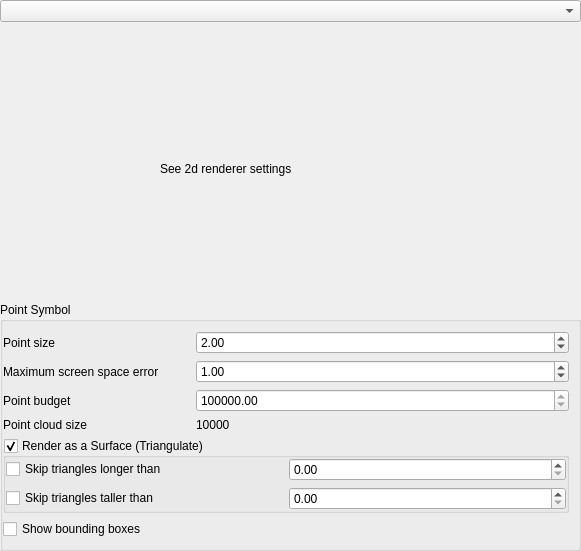
Above: src/ui/3d/qgspointcloud3dsymbolwidget.ui from uclaros/QGIS before the change. Below: the same form after it.
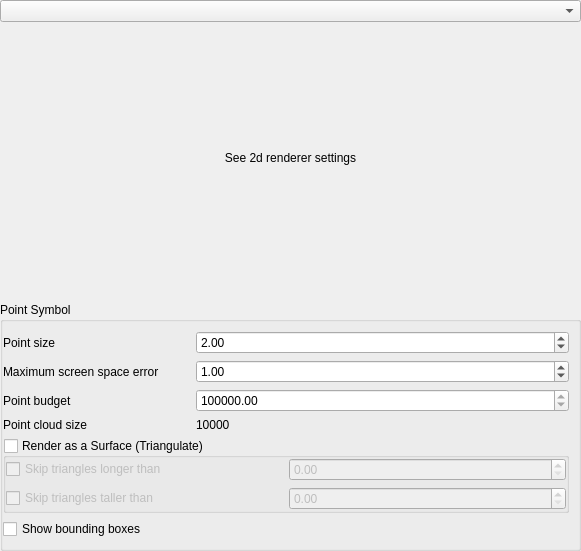
That is the form after the change. The open tabs and pages were chosen to show the change. Custom widgets are drawn as their Qt base class.

Commit message: renames and layout

```diff
--- a/src/ui/3d/qgspointcloud3dsymbolwidget.ui
+++ b/src/ui/3d/qgspointcloud3dsymbolwidget.ui
@@ -140,6 +140,9 @@
         <property name="checkable">
          <bool>true</bool>
         </property>
+        <property name="checked">
+         <bool>false</bool>
+        </property>
         <layout class="QGridLayout" name="gridLayout_8">
          <property name="leftMargin">
           <number>0</number>
@@ -200,19 +203,27 @@
      </property>
      <widget class="QWidget" name="noRendererPage"/>
      <widget class="QWidget" name="follow2dRendererPage">
-      <widget class="QLabel" name="label_8">
-       <property name="geometry">
-        <rect>
-         <x>160</x>
-         <y>130</y>
-         <width>311</width>
-         <height>21</height>
-        </rect>
+      <layout class="QGridLayout" name="gridLayout_9">
+       <property name="leftMargin">
+        <number>0</number>
        </property>
-       <property name="text">
-        <string>See 2d renderer settings</string>
+       <property name="topMargin">
+        <number>0</number>
        </property>
-      </widget>
+       <property name="rightMargin">
+        <number>0</number>
+       </property>
+       <item row="0" column="0">
+        <widget class="QLabel" name="label_8">
+         <property name="text">
+          <string>See 2d renderer settings</string>
+         </property>
+         <property name="alignment">
+          <set>Qt::AlignCenter</set>
+         </property>
+        </widget>
+       </item>
+      </layout>
      </widget>
      <widget class="QWidget" name="singleColorRendererPage">
       <layout class="QGridLayout" name="gridLayout_2" columnstretch="0,1">
```
Left out of the diff: 2 changed lines with no effect on the pictures. The commit also changes 4 other files.
